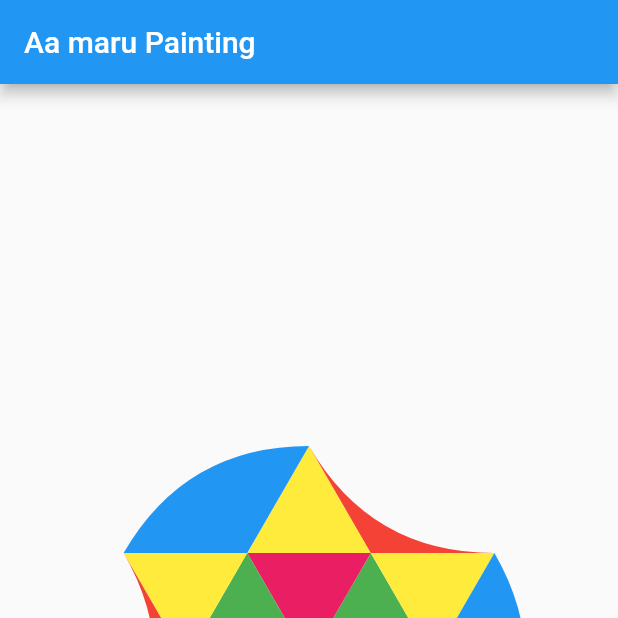
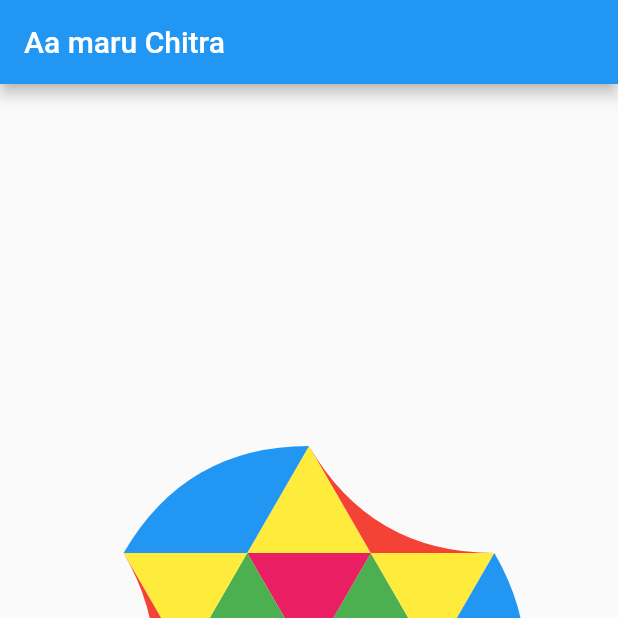
Before and after one commit to sagar-sangani/starter_app, a Flutter app: the ChitrakalaPage screen opened directly, on a phone screen of 412 x 824 dp, the top half of it. Run offline on Flutter 3.47's test engine with Material 2 defaults, Android fonts, the light colour scheme and no system bars.

Commit message:
update of chitrakala

```diff
--- a/lib/app/views/tasks/chitrakala/chitrakala_page.dart
+++ b/lib/app/views/tasks/chitrakala/chitrakala_page.dart
@@ -8,7 +8,7 @@ class ChitrakalaPage extends StatelessWidget {
   Widget build(BuildContext context) {
     return Scaffold(
       appBar: AppBar(
-        title: const Text("Aa maru Painting"),
+        title: const Text("Aa maru Chitra"),
       ),
       body: const Chitrakala(),
     );
```
